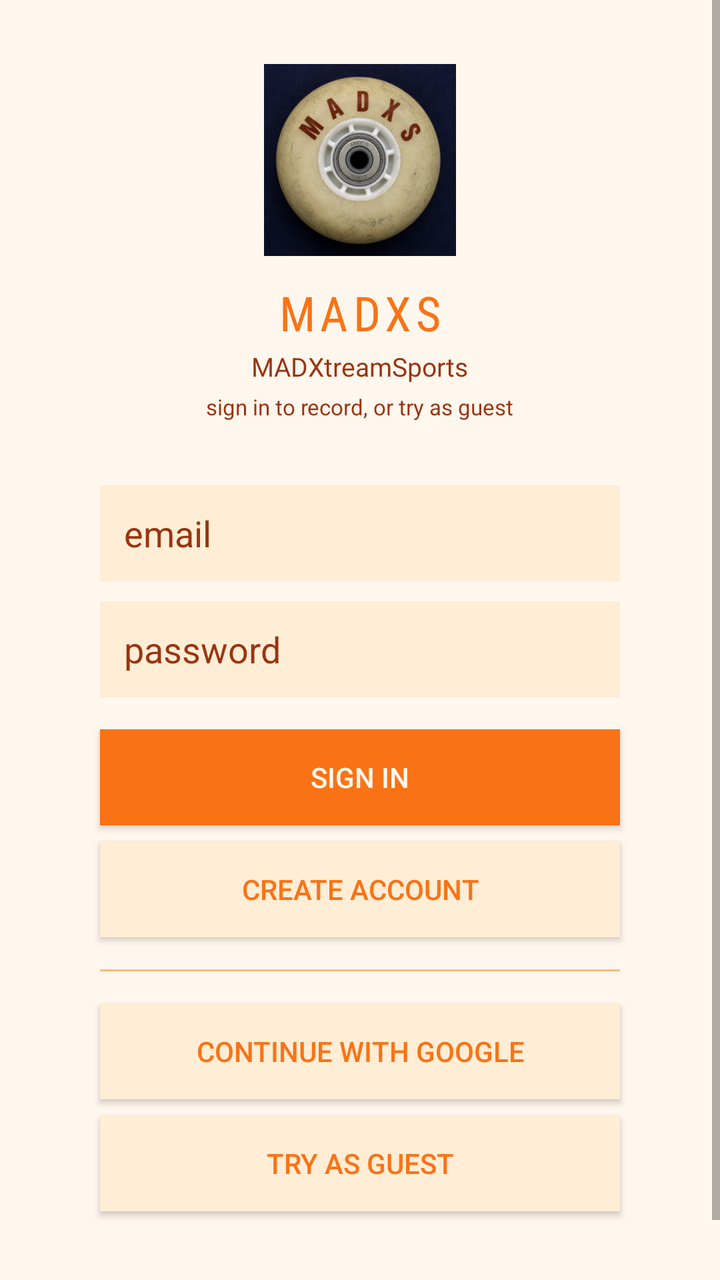
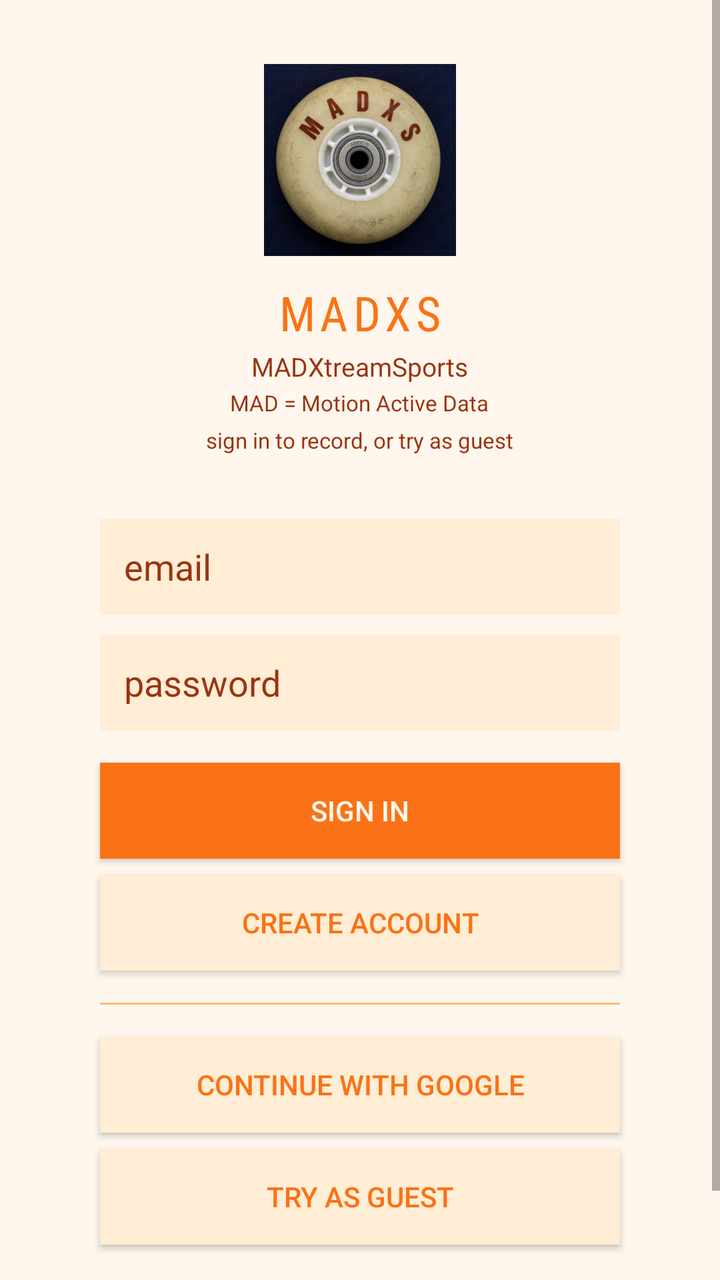

An Android layout rendered at two revisions. The XML below is the earlier revision; the diff shows what the commit changed to produce the second picture.
<!-- AndroidManifest.xml: application theme Theme.MADXS -->
<!-- res/layout/activity_login.xml -->
<?xml version="1.0" encoding="utf-8"?>
<ScrollView xmlns:android="http://schemas.android.com/apk/res/android"
    xmlns:app="http://schemas.android.com/apk/res-auto"
    android:layout_width="match_parent"
    android:layout_height="match_parent"
    android:background="@color/bg"
    android:fillViewport="true">

    <LinearLayout
        android:layout_width="match_parent"
        android:layout_height="wrap_content"
        android:orientation="vertical"
        android:gravity="center"
        android:padding="32dp">

        <ImageView
            android:layout_width="96dp"
            android:layout_height="96dp"
            android:src="@drawable/madxs_logo"
            android:contentDescription="@string/app_full_name"
            android:layout_marginBottom="12dp" />

        <TextView
            android:layout_width="wrap_content"
            android:layout_height="wrap_content"
            android:text="@string/app_name"
            android:textColor="@color/accent"
            android:textSize="24sp"
            android:fontFamily="sans-serif-condensed"
            android:letterSpacing="0.1"
            android:layout_marginBottom="2dp" />

        <TextView
            android:layout_width="wrap_content"
            android:layout_height="wrap_content"
            android:text="@string/app_full_name"
            android:textColor="@color/muted"
            android:textSize="13sp"
            android:layout_marginBottom="4dp" />

        <TextView
            android:layout_width="wrap_content"
            android:layout_height="wrap_content"
            android:text="sign in to record, or try as guest"
            android:textColor="@color/muted"
            android:textSize="11sp"
            android:layout_marginBottom="32dp" />

        <EditText
            android:id="@+id/etEmail"
            android:layout_width="260dp"
            android:layout_height="48dp"
            android:hint="email"
            android:inputType="textEmailAddress"
            android:textColor="@color/text"
            android:textColorHint="@color/muted"
            android:background="@color/surface"
            android:paddingStart="12dp" android:paddingEnd="12dp"
            android:layout_marginBottom="10dp" />

        <EditText
            android:id="@+id/etPassword"
            android:layout_width="260dp"
            android:layout_height="48dp"
            android:hint="password"
            android:inputType="textPassword"
            android:textColor="@color/text"
            android:textColorHint="@color/muted"
            android:background="@color/surface"
            android:paddingStart="12dp" android:paddingEnd="12dp"
            android:layout_marginBottom="16dp" />

        <Button
            android:id="@+id/btnSignIn"
            android:layout_width="260dp"
            android:layout_height="48dp"
            android:text="SIGN IN"
            android:textColor="@color/bg"
            android:background="@color/accent"
            app:backgroundTint="@color/accent"
            android:layout_marginBottom="8dp" />

        <Button
            android:id="@+id/btnSignUp"
            android:layout_width="260dp"
            android:layout_height="48dp"
            android:text="CREATE ACCOUNT"
            android:textColor="@color/accent"
            android:background="@color/surface"
            app:backgroundTint="@color/surface"
            android:layout_marginBottom="16dp" />

        <View android:layout_width="260dp" android:layout_height="1dp"
            android:background="@color/border" android:layout_marginBottom="16dp" />

        <Button
            android:id="@+id/btnGoogle"
            android:layout_width="260dp"
            android:layout_height="48dp"
            android:text="Continue with Google"
            android:textColor="@color/accent"
            android:background="@color/surface"
            app:backgroundTint="@color/surface"
            android:layout_marginBottom="8dp" />

        <Button
            android:id="@+id/btnGuest"
            android:layout_width="260dp"
            android:layout_height="48dp"
            android:text="Try as guest"
            android:textColor="@color/accent"
            android:background="@color/surface"
            app:backgroundTint="@color/surface" />

        <TextView
            android:id="@+id/tvStatus"
            android:layout_width="260dp"
            android:layout_height="wrap_content"
            android:textColor="@color/stop_red"
            android:textSize="13sp"
            android:gravity="center"
            android:layout_marginTop="16dp" />
    </LinearLayout>
</ScrollView>
<!-- resources referenced by this layout -->
<resources>
  <color name="accent">#F97316</color>
  <color name="bg">#FFF7ED</color>
  <color name="border">#FDBA74</color>
  <color name="muted">#9A3412</color>
  <color name="stop_red">#DC2626</color>
  <color name="surface">#FFEDD5</color>
  <color name="text">#7C2D12</color>
  <!-- drawable madxs_logo: png bitmap (drawable, 115686 bytes) -->
  <string name="app_full_name">MADXtreamSports</string>
  <string name="app_name">MADXS</string>
  <style name="Theme.MADXS" parent="Theme.MaterialComponents.Light.NoActionBar">
          <item name="colorPrimary">@color/accent</item>
          <item name="colorPrimaryVariant">@color/accent2</item>
          <item name="colorOnPrimary">@color/bg</item>
          <item name="colorSurface">@color/surface</item>
          <item name="android:windowBackground">@color/bg</item>
          <item name="android:statusBarColor">@color/bg</item>
          <item name="android:navigationBarColor">@color/bg</item>
          <item name="android:windowLightStatusBar">true</item>
          <item name="android:windowLightNavigationBar">true</item>
          <item name="android:textColor">@color/text</item>
      </style>
  <color name="accent2">#FB923C</color>
</resources>

<!-- the commit's change to res/layout/activity_login.xml (unified diff, before → after) -->
@@ -36,6 +36,14 @@
             android:text="@string/app_full_name"
             android:textColor="@color/muted"
             android:textSize="13sp"
+            android:layout_marginBottom="2dp" />
+
+        <TextView
+            android:layout_width="wrap_content"
+            android:layout_height="wrap_content"
+            android:text="@string/app_tagline"
+            android:textColor="@color/muted"
+            android:textSize="11sp"
             android:layout_marginBottom="4dp" />
 
         <TextView
<!-- resource entries referenced after the edit -->
@@ -10,6 +10,7 @@
   <!-- drawable madxs_logo: png bitmap (drawable, 115686 bytes) -->
   <string name="app_full_name">MADXtreamSports</string>
   <string name="app_name">MADXS</string>
+  <string name="app_tagline">MAD = Motion Active Data</string>
   <style name="Theme.MADXS" parent="Theme.MaterialComponents.Light.NoActionBar">
           <item name="colorPrimary">@color/accent</item>
           <item name="colorPrimaryVariant">@color/accent2</item>
